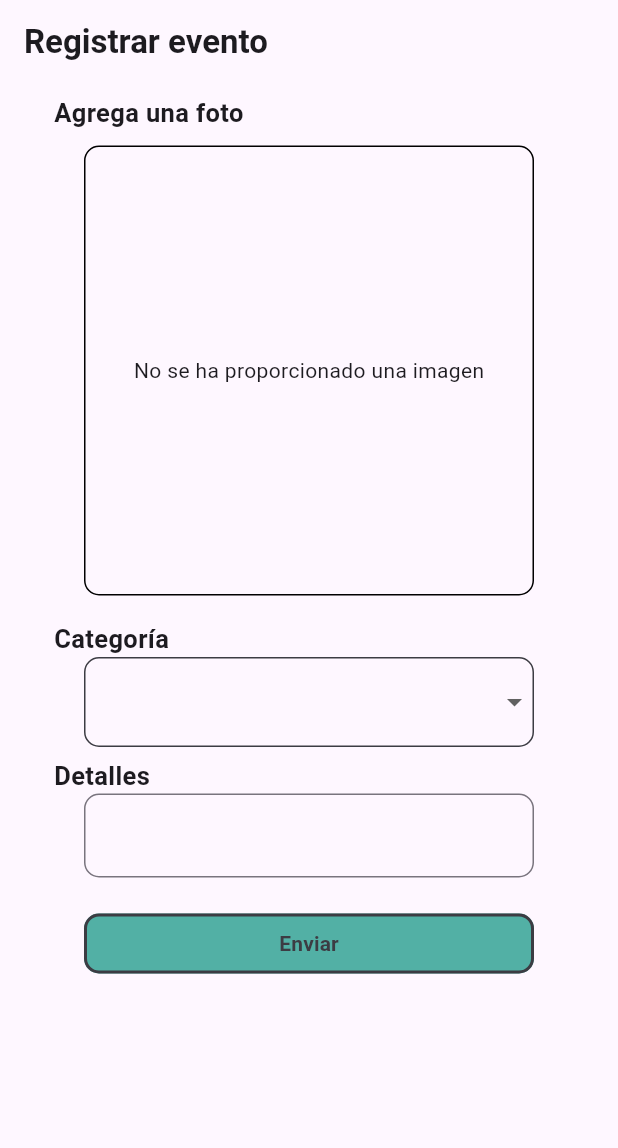
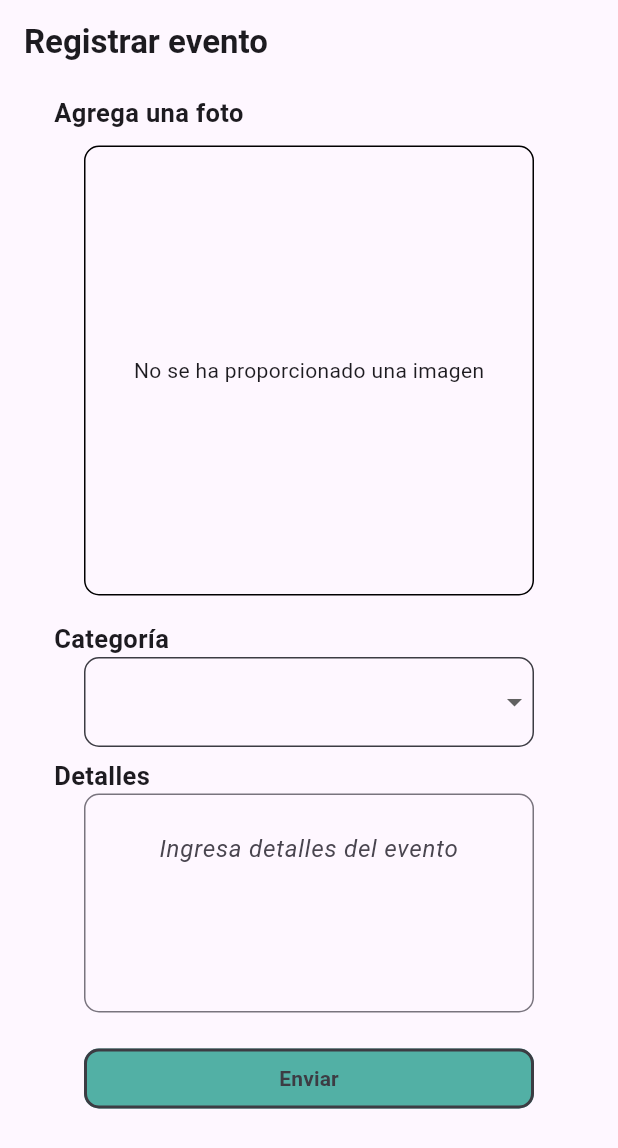
Before and after one commit to GabeASM/safeway-movil, a Flutter app: the screen it shows after launch, on a phone screen of 412 x 824 dp. Shown: the top 1148 px of the screen. Run offline on Flutter 3.47's test engine with Material 3 defaults, Android fonts, the phone set to English and light mode, and no system bars; our stand-ins replace image_picker.

Commit message:
style: estilo al input detalles agregado

```diff
--- a/lib/events/screens/event_register.dart
+++ b/lib/events/screens/event_register.dart
@@ -1,4 +1,5 @@
 import 'dart:io';
+import 'dart:ui';
 
 import 'package:flutter/material.dart';
 import 'package:image_picker/image_picker.dart';
@@ -124,11 +125,23 @@ class _EventFormState extends State<EventForm> {
               child: SizedBox(
                 width: 300,
                 child: TextField(
+                  textAlign: TextAlign.center,
+                  textAlignVertical: TextAlignVertical.top,
+                  maxLines: 4,
                   controller: _controller,
                   keyboardType: TextInputType.text,
                   decoration: InputDecoration(
+                      hintText: 'Ingresa detalles del evento',
+                      hintStyle: const TextStyle(
+                        fontStyle: FontStyle.italic,
+                      ),
+                      contentPadding: const EdgeInsets.symmetric(
+                          vertical: 25, horizontal: 10),
                       border: OutlineInputBorder(
-                          borderRadius: BorderRadius.circular(10.0))),
+                          borderRadius: BorderRadius.circular(10.0)),
+                      focusedBorder: OutlineInputBorder(
+                          borderRadius: BorderRadius.circular(10.0),
+                          borderSide: BorderSide(color: borderColor))),
                 ),
               ),
             ),
```
